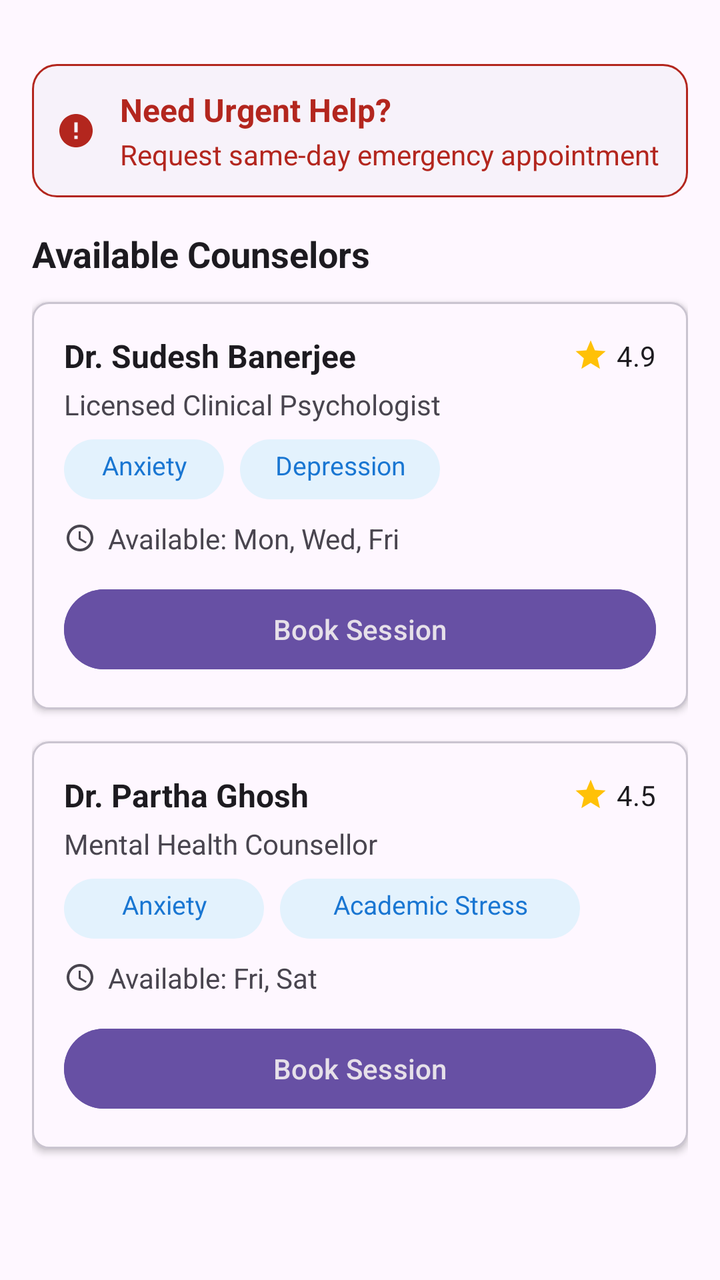
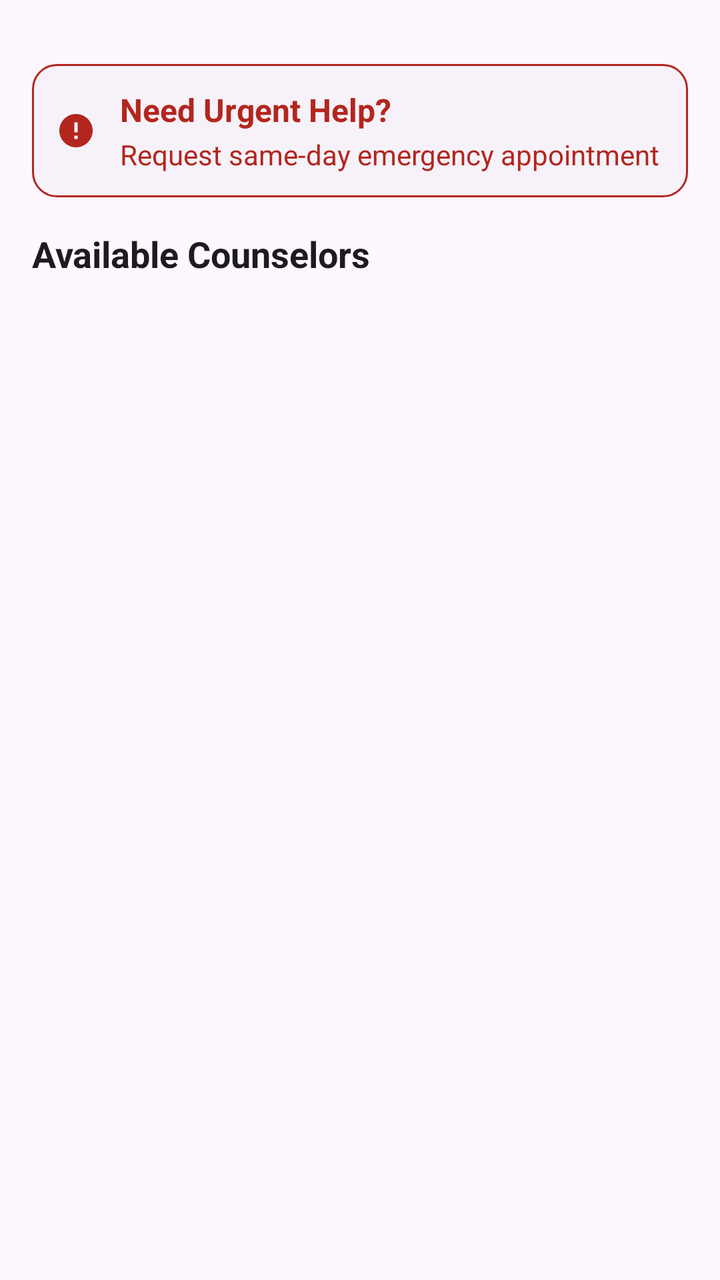

Compare the two renders of this Android layout. The source of the first and the diff that turns it into the second are given below.
<!-- AndroidManifest.xml: application theme Theme.ThodaSukoon -->
<!-- res/layout/fragment_book_session.xml -->
<?xml version="1.0" encoding="utf-8"?>
<ScrollView xmlns:android="http://schemas.android.com/apk/res/android"
    xmlns:app="http://schemas.android.com/apk/res-auto"
    android:layout_width="match_parent"
    android:layout_height="match_parent"
    android:fillViewport="true"
    android:background="?android:attr/windowBackground">

    <LinearLayout
        android:layout_width="match_parent"
        android:layout_height="wrap_content"
        android:orientation="vertical"
        android:padding="16dp">

        
        <LinearLayout
            android:layout_width="match_parent"
            android:layout_height="wrap_content"
            android:orientation="horizontal"
            android:padding="12dp"
            android:background="@drawable/urgent_card_bg"
            android:gravity="center_vertical"
            android:layout_marginTop="16dp"
            android:layout_marginBottom="16dp">

            
            <ImageView
                android:layout_width="20dp"
                android:layout_height="20dp"
                android:src="@drawable/ic_alert"
                app:tint="?attr/colorError"
                android:layout_marginEnd="12dp" />

            
            <LinearLayout
                android:layout_width="wrap_content"
                android:layout_height="wrap_content"
                android:orientation="vertical">

                <TextView
                    android:layout_width="wrap_content"
                    android:layout_height="wrap_content"
                    android:text="Need Urgent Help?"
                    android:textStyle="bold"
                    android:textSize="16sp"
                    android:textColor="?attr/colorError" />

                <TextView
                    android:layout_width="wrap_content"
                    android:layout_height="wrap_content"
                    android:text="Request same-day emergency appointment"
                    android:textSize="14sp"
                    android:textColor="?attr/colorError"
                    android:layout_marginTop="2dp" />
            </LinearLayout>
        </LinearLayout>

        <TextView
            android:layout_width="wrap_content"
            android:layout_height="wrap_content"
            android:text="Available Counselors"
            android:textStyle="bold"
            android:textSize="18sp"
            android:textColor="?android:attr/textColorPrimary"
            android:layout_marginBottom="12dp" />

        
        <LinearLayout
            android:layout_width="match_parent"
            android:layout_height="wrap_content"
            android:orientation="vertical"
            android:background="@drawable/card_bg"
            android:padding="16dp"
            android:elevation="2dp">

            
            <LinearLayout
                android:layout_width="match_parent"
                android:layout_height="wrap_content"
                android:orientation="horizontal"
                android:gravity="center_vertical">

                <TextView
                    android:layout_width="0dp"
                    android:layout_height="wrap_content"
                    android:layout_weight="1"
                    android:text="Dr. Sudesh Banerjee"
                    android:textStyle="bold"
                    android:textSize="16sp"
                    android:textColor="?android:attr/textColorPrimary" />

                
                <LinearLayout
                    android:layout_width="wrap_content"
                    android:layout_height="wrap_content"
                    android:orientation="horizontal"
                    android:gravity="center_vertical">

                    <ImageView
                        android:layout_width="18dp"
                        android:layout_height="18dp"
                        android:src="@drawable/ic_star"
                        app:tint="#FFC107" />

                    <TextView
                        android:layout_width="wrap_content"
                        android:layout_height="wrap_content"
                        android:text="4.9"
                        android:textSize="14sp"
                        android:textColor="?android:attr/textColorPrimary"
                        android:layout_marginStart="4dp" />
                </LinearLayout>
            </LinearLayout>

            
            <TextView
                android:layout_width="wrap_content"
                android:layout_height="wrap_content"
                android:text="Licensed Clinical Psychologist"
                android:textSize="14sp"
                android:textColor="?android:attr/textColorSecondary"
                android:layout_marginTop="4dp" />

            
            <LinearLayout
                android:layout_width="match_parent"
                android:layout_height="wrap_content"
                android:orientation="horizontal"
                android:layout_marginTop="8dp">

                <TextView
                    style="@style/TagStyle"
                    android:text="Anxiety"
                    android:textAlignment="center"
                    android:layout_width="80dp"
                    android:layout_height="30dp" />

                <TextView
                    style="@style/TagStyle"
                    android:layout_marginStart="8dp"
                    android:text="Depression"
                    android:textAlignment="center"
                    android:layout_width="100dp"
                    android:layout_height="30dp" />
            </LinearLayout>

            
            <LinearLayout
                android:layout_width="wrap_content"
                android:layout_height="wrap_content"
                android:orientation="horizontal"
                android:layout_marginTop="10dp"
                android:gravity="center_vertical">

                <ImageView
                    android:layout_width="16dp"
                    android:layout_height="16dp"
                    android:src="@drawable/ic_clock"
                    app:tint="?android:attr/textColorSecondary" />

                <TextView
                    android:layout_width="wrap_content"
                    android:layout_height="wrap_content"
                    android:text="Available: Mon, Wed, Fri"
                    android:textSize="14sp"
                    android:textColor="?android:attr/textColorSecondary"
                    android:layout_marginStart="6dp" />
            </LinearLayout>

            
            <Button
                android:layout_width="match_parent"
                android:layout_height="wrap_content"
                android:text="Book Session"
                android:backgroundTint="?attr/colorPrimary"
                android:textColor="?android:attr/textColorPrimaryInverse"
                android:layout_marginTop="12dp"
                android:padding="10dp"
                android:fontFamily="sans-serif-medium" />
        </LinearLayout>

        
        <LinearLayout
            android:layout_width="match_parent"
            android:layout_height="wrap_content"
            android:orientation="vertical"
            android:background="@drawable/card_bg"
            android:padding="16dp"
            android:elevation="2dp"
            android:layout_marginTop="16dp">

            <LinearLayout
                android:layout_width="match_parent"
                android:layout_height="wrap_content"
                android:orientation="horizontal"
                android:gravity="center_vertical">

                <TextView
                    android:layout_width="0dp"
                    android:layout_height="wrap_content"
                    android:layout_weight="1"
                    android:text="Dr. Partha Ghosh"
                    android:textStyle="bold"
                    android:textSize="16sp"
                    android:textColor="?android:attr/textColorPrimary" />

                <LinearLayout
                    android:layout_width="wrap_content"
                    android:layout_height="wrap_content"
                    android:orientation="horizontal"
                    android:gravity="center_vertical">

                    <ImageView
                        android:layout_width="18dp"
                        android:layout_height="18dp"
                        android:src="@drawable/ic_star"
                        app:tint="#FFC107" />

                    <TextView
                        android:layout_width="wrap_content"
                        android:layout_height="wrap_content"
                        android:text="4.5"
                        android:textSize="14sp"
                        android:textColor="?android:attr/textColorPrimary"
                        android:layout_marginStart="4dp" />
                </LinearLayout>
            </LinearLayout>

            <TextView
                android:layout_width="wrap_content"
                android:layout_height="wrap_content"
                android:text="Mental Health Counsellor"
                android:textSize="14sp"
                android:textColor="?android:attr/textColorSecondary"
                android:layout_marginTop="4dp" />

            <LinearLayout
                android:layout_width="match_parent"
                android:layout_height="wrap_content"
                android:orientation="horizontal"
                android:layout_marginTop="8dp">

                <TextView
                    style="@style/TagStyle"
                    android:text="Anxiety"
                    android:textAlignment="center"
                    android:layout_width="100dp"
                    android:layout_height="30dp" />

                <TextView
                    style="@style/TagStyle"
                    android:layout_marginStart="8dp"
                    android:text="Academic Stress"
                    android:layout_width="150dp"
                    android:textAlignment="center"
                    android:layout_height="30dp" />
            </LinearLayout>

            <LinearLayout
                android:layout_width="wrap_content"
                android:layout_height="wrap_content"
                android:orientation="horizontal"
                android:layout_marginTop="10dp"
                android:gravity="center_vertical">

                <ImageView
                    android:layout_width="16dp"
                    android:layout_height="16dp"
                    android:src="@drawable/ic_clock"
                    app:tint="?android:attr/textColorSecondary" />

                <TextView
                    android:layout_width="wrap_content"
                    android:layout_height="wrap_content"
                    android:text="Available: Fri, Sat"
                    android:textSize="14sp"
                    android:textColor="?android:attr/textColorSecondary"
                    android:layout_marginStart="6dp" />
            </LinearLayout>

            <Button
                android:layout_width="match_parent"
                android:layout_height="wrap_content"
                android:text="Book Session"
                android:backgroundTint="?attr/colorPrimary"
                android:textColor="?android:attr/textColorPrimaryInverse"
                android:layout_marginTop="12dp"
                android:padding="10dp"
                android:fontFamily="sans-serif-medium" />
        </LinearLayout>

    </LinearLayout>

</ScrollView>
<!-- resources referenced by this layout -->
<resources>
  <!-- drawable card_bg (drawable) -->
  <shape xmlns:android="http://schemas.android.com/apk/res/android"
      android:shape="rectangle">
  
      
      <solid android:color="?attr/colorSurface" />
  
      
      <corners android:radius="8dp" />
  
      
      <stroke
          android:width="1dp"
          android:color="?attr/colorOutlineVariant" />
  </shape>
  <!-- drawable ic_alert (drawable) -->
  <vector xmlns:android="http://schemas.android.com/apk/res/android" android:height="24dp" android:tint="#000000" android:viewportHeight="24" android:viewportWidth="24" android:width="24dp">
        
      <path android:fillColor="@android:color/white" android:pathData="M12,2C6.48,2 2,6.48 2,12s4.48,10 10,10 10,-4.48 10,-10S17.52,2 12,2zM13,17h-2v-2h2v2zM13,13h-2L11,7h2v6z"/>
      
  </vector>
  <!-- drawable ic_clock (drawable) -->
  <vector xmlns:android="http://schemas.android.com/apk/res/android"
      android:width="24dp"
      android:height="24dp"
      android:viewportWidth="24"
      android:viewportHeight="24"
      android:tint="#666666"> 
  
      <path
          android:fillColor="@android:color/white"
          android:pathData="M12,2C6.48,2 2,6.48 2,12s4.48,10 10,10 10,-4.48 10,-10S17.52,2 12,2zM12,20c-4.41,0 -8,-3.59 -8,-8s3.59,-8 8,-8 8,3.59 8,8 -3.59,8 -8,8zM12.5,7H11v6l5.25,3.15 0.75,-1.23 -4.5,-2.67z"/>
  </vector>
  <!-- drawable ic_star (drawable) -->
  <vector xmlns:android="http://schemas.android.com/apk/res/android"
      android:width="24dp"
      android:height="24dp"
      android:viewportWidth="24"
      android:viewportHeight="24"
      android:tint="#FFC107"> 
  
      <path
          android:fillColor="@android:color/white"
          android:pathData="M12,17.27L18.18,21l-1.64,-7.03L22,9.24l-7.19,-0.61L12,2 9.19,8.63 2,9.24l5.46,4.73L5.82,21z"/>
  </vector>
  <!-- drawable urgent_card_bg (drawable) -->
  <shape xmlns:android="http://schemas.android.com/apk/res/android"
      android:shape="rectangle">
  
      
      <solid android:color="?attr/colorSurfaceContainerLow" />
  
      
      <corners android:radius="12dp" />
  
      
      <stroke
          android:width="1dp"
          android:color="?attr/colorError" />
  </shape>
  <style name="TagStyle">
          <item name="android:background">@drawable/tag_bg</item>
          <item name="android:paddingLeft">10dp</item>
          <item name="android:paddingRight">10dp</item>
          <item name="android:paddingTop">4dp</item>
          <item name="android:paddingBottom">4dp</item>
          <item name="android:textSize">13sp</item>
          <item name="android:textColor">#1976D2</item>
      </style>
  <style name="Theme.ThodaSukoon" parent="Base.Theme.ThodaSukoon" />
  <!-- drawable tag_bg (drawable) -->
  <shape xmlns:android="http://schemas.android.com/apk/res/android"
      android:shape="rectangle">
      <solid android:color="#E3F2FD"/> 
      <corners android:radius="16dp"/>
  </shape>
  <style name="Base.Theme.ThodaSukoon" parent="Theme.Material3.DayNight.NoActionBar">
          
          
      </style>
</resources>

<!-- the commit's change to res/layout/fragment_book_session.xml (unified diff, before → after) -->
@@ -65,229 +65,13 @@
             android:layout_marginBottom="12dp" />
 
         
-        <LinearLayout
+        <androidx.recyclerview.widget.RecyclerView
             android:layout_width="match_parent"
-            android:layout_height="wrap_content"
-            android:orientation="vertical"
-            android:background="@drawable/card_bg"
-            android:padding="16dp"
-            android:elevation="2dp">
+            android:layout_height="match_parent"
+            android:id="@+id/doctorlist"
+            android:paddingBottom="8dp">
 
-            
-            <LinearLayout
-                android:layout_width="match_parent"
-                android:layout_height="wrap_content"
-                android:orientation="horizontal"
-                android:gravity="center_vertical">
-
-                <TextView
-                    android:layout_width="0dp"
-                    android:layout_height="wrap_content"
-                    android:layout_weight="1"
-                    android:text="Dr. Sudesh Banerjee"
-                    android:textStyle="bold"
-                    android:textSize="16sp"
-                    android:textColor="?android:attr/textColorPrimary" />
-
-                
-                <LinearLayout
-                    android:layout_width="wrap_content"
-                    android:layout_height="wrap_content"
-                    android:orientation="horizontal"
-                    android:gravity="center_vertical">
-
-                    <ImageView
-                        android:layout_width="18dp"
-                        android:layout_height="18dp"
-                        android:src="@drawable/ic_star"
-                        app:tint="#FFC107" />
-
-                    <TextView
-                        android:layout_width="wrap_content"
-                        android:layout_height="wrap_content"
-                        android:text="4.9"
-                        android:textSize="14sp"
-                        android:textColor="?android:attr/textColorPrimary"
-                        android:layout_marginStart="4dp" />
-                </LinearLayout>
-            </LinearLayout>
-
-            
-            <TextView
-                android:layout_width="wrap_content"
-                android:layout_height="wrap_content"
-                android:text="Licensed Clinical Psychologist"
-                android:textSize="14sp"
-                android:textColor="?android:attr/textColorSecondary"
-                android:layout_marginTop="4dp" />
-
-            
-            <LinearLayout
-                android:layout_width="match_parent"
-                android:layout_height="wrap_content"
-                android:orientation="horizontal"
-                android:layout_marginTop="8dp">
-
-                <TextView
-                    style="@style/TagStyle"
-                    android:text="Anxiety"
-                    android:textAlignment="center"
-                    android:layout_width="80dp"
-                    android:layout_height="30dp" />
-
-                <TextView
-                    style="@style/TagStyle"
-                    android:layout_marginStart="8dp"
-                    android:text="Depression"
-                    android:textAlignment="center"
-                    android:layout_width="100dp"
-                    android:layout_height="30dp" />
-            </LinearLayout>
-
-            
-            <LinearLayout
-                android:layout_width="wrap_content"
-                android:layout_height="wrap_content"
-                android:orientation="horizontal"
-                android:layout_marginTop="10dp"
-                android:gravity="center_vertical">
-
-                <ImageView
-                    android:layout_width="16dp"
-                    android:layout_height="16dp"
-                    android:src="@drawable/ic_clock"
-                    app:tint="?android:attr/textColorSecondary" />
-
-                <TextView
-                    android:layout_width="wrap_content"
-                    android:layout_height="wrap_content"
-                    android:text="Available: Mon, Wed, Fri"
-                    android:textSize="14sp"
-                    android:textColor="?android:attr/textColorSecondary"
-                    android:layout_marginStart="6dp" />
-            </LinearLayout>
-
-            
-            <Button
-                android:layout_width="match_parent"
-                android:layout_height="wrap_content"
-                android:text="Book Session"
-                android:backgroundTint="?attr/colorPrimary"
-                android:textColor="?android:attr/textColorPrimaryInverse"
-                android:layout_marginTop="12dp"
-                android:padding="10dp"
-                android:fontFamily="sans-serif-medium" />
-        </LinearLayout>
-
-        
-        <LinearLayout
-            android:layout_width="match_parent"
-            android:layout_height="wrap_content"
-            android:orientation="vertical"
-            android:background="@drawable/card_bg"
-            android:padding="16dp"
-            android:elevation="2dp"
-            android:layout_marginTop="16dp">
-
-            <LinearLayout
-                android:layout_width="match_parent"
-                android:layout_height="wrap_content"
-                android:orientation="horizontal"
-                android:gravity="center_vertical">
-
-                <TextView
-                    android:layout_width="0dp"
-                    android:layout_height="wrap_content"
-                    android:layout_weight="1"
-                    android:text="Dr. Partha Ghosh"
-                    android:textStyle="bold"
-                    android:textSize="16sp"
-                    android:textColor="?android:attr/textColorPrimary" />
-
-                <LinearLayout
-                    android:layout_width="wrap_content"
-                    android:layout_height="wrap_content"
-                    android:orientation="horizontal"
-                    android:gravity="center_vertical">
-
-                    <ImageView
-                        android:layout_width="18dp"
-                        android:layout_height="18dp"
-                        android:src="@drawable/ic_star"
-                        app:tint="#FFC107" />
-
-                    <TextView
-                        android:layout_width="wrap_content"
-                        android:layout_height="wrap_content"
-                        android:text="4.5"
-                        android:textSize="14sp"
-                        android:textColor="?android:attr/textColorPrimary"
-                        android:layout_marginStart="4dp" />
-                </LinearLayout>
-            </LinearLayout>
-
-            <TextView
-                android:layout_width="wrap_content"
-                android:layout_height="wrap_content"
-                android:text="Mental Health Counsellor"
-                android:textSize="14sp"
-                android:textColor="?android:attr/textColorSecondary"
-                android:layout_marginTop="4dp" />
-
-            <LinearLayout
-                android:layout_width="match_parent"
-                android:layout_height="wrap_content"
-                android:orientation="horizontal"
-                android:layout_marginTop="8dp">
-
-                <TextView
-                    style="@style/TagStyle"
-                    android:text="Anxiety"
-                    android:textAlignment="center"
-                    android:layout_width="100dp"
-                    android:layout_height="30dp" />
-
-                <TextView
-                    style="@style/TagStyle"
-                    android:layout_marginStart="8dp"
-                    android:text="Academic Stress"
-                    android:layout_width="150dp"
-                    android:textAlignment="center"
-                    android:layout_height="30dp" />
-            </LinearLayout>
-
-            <LinearLayout
-                android:layout_width="wrap_content"
-                android:layout_height="wrap_content"
-                android:orientation="horizontal"
-                android:layout_marginTop="10dp"
-                android:gravity="center_vertical">
-
-                <ImageView
-                    android:layout_width="16dp"
-                    android:layout_height="16dp"
-                    android:src="@drawable/ic_clock"
-                    app:tint="?android:attr/textColorSecondary" />
-
-                <TextView
-                    android:layout_width="wrap_content"
-                    android:layout_height="wrap_content"
-                    android:text="Available: Fri, Sat"
-                    android:textSize="14sp"
-                    android:textColor="?android:attr/textColorSecondary"
-                    android:layout_marginStart="6dp" />
-            </LinearLayout>
-
-            <Button
-                android:layout_width="match_parent"
-                android:layout_height="wrap_content"
-                android:text="Book Session"
-                android:backgroundTint="?attr/colorPrimary"
-                android:textColor="?android:attr/textColorPrimaryInverse"
-                android:layout_marginTop="12dp"
-                android:padding="10dp"
-                android:fontFamily="sans-serif-medium" />
-        </LinearLayout>
+        </androidx.recyclerview.widget.RecyclerView>
 
     </LinearLayout>
 
<!-- resource entries referenced after the edit -->
@@ -1,49 +1,10 @@
 <!-- resources referenced by this layout -->
 <resources>
-  <!-- drawable card_bg (drawable) -->
-  <shape xmlns:android="http://schemas.android.com/apk/res/android"
-      android:shape="rectangle">
-  
-      
-      <solid android:color="?attr/colorSurface" />
-  
-      
-      <corners android:radius="8dp" />
-  
-      
-      <stroke
-          android:width="1dp"
-          android:color="?attr/colorOutlineVariant" />
-  </shape>
   <!-- drawable ic_alert (drawable) -->
   <vector xmlns:android="http://schemas.android.com/apk/res/android" android:height="24dp" android:tint="#000000" android:viewportHeight="24" android:viewportWidth="24" android:width="24dp">
         
       <path android:fillColor="@android:color/white" android:pathData="M12,2C6.48,2 2,6.48 2,12s4.48,10 10,10 10,-4.48 10,-10S17.52,2 12,2zM13,17h-2v-2h2v2zM13,13h-2L11,7h2v6z"/>
       
-  </vector>
-  <!-- drawable ic_clock (drawable) -->
-  <vector xmlns:android="http://schemas.android.com/apk/res/android"
-      android:width="24dp"
-      android:height="24dp"
-      android:viewportWidth="24"
-      android:viewportHeight="24"
-      android:tint="#666666"> 
-  
-      <path
-          android:fillColor="@android:color/white"
-          android:pathData="M12,2C6.48,2 2,6.48 2,12s4.48,10 10,10 10,-4.48 10,-10S17.52,2 12,2zM12,20c-4.41,0 -8,-3.59 -8,-8s3.59,-8 8,-8 8,3.59 8,8 -3.59,8 -8,8zM12.5,7H11v6l5.25,3.15 0.75,-1.23 -4.5,-2.67z"/>
-  </vector>
-  <!-- drawable ic_star (drawable) -->
-  <vector xmlns:android="http://schemas.android.com/apk/res/android"
-      android:width="24dp"
-      android:height="24dp"
-      android:viewportWidth="24"
-      android:viewportHeight="24"
-      android:tint="#FFC107"> 
-  
-      <path
-          android:fillColor="@android:color/white"
-          android:pathData="M12,17.27L18.18,21l-1.64,-7.03L22,9.24l-7.19,-0.61L12,2 9.19,8.63 2,9.24l5.46,4.73L5.82,21z"/>
   </vector>
   <!-- drawable urgent_card_bg (drawable) -->
   <shape xmlns:android="http://schemas.android.com/apk/res/android"
@@ -60,22 +21,7 @@
           android:width="1dp"
           android:color="?attr/colorError" />
   </shape>
-  <style name="TagStyle">
-          <item name="android:background">@drawable/tag_bg</item>
-          <item name="android:paddingLeft">10dp</item>
-          <item name="android:paddingRight">10dp</item>
-          <item name="android:paddingTop">4dp</item>
-          <item name="android:paddingBottom">4dp</item>
-          <item name="android:textSize">13sp</item>
-          <item name="android:textColor">#1976D2</item>
-      </style>
   <style name="Theme.ThodaSukoon" parent="Base.Theme.ThodaSukoon" />
-  <!-- drawable tag_bg (drawable) -->
-  <shape xmlns:android="http://schemas.android.com/apk/res/android"
-      android:shape="rectangle">
-      <solid android:color="#E3F2FD"/> 
-      <corners android:radius="16dp"/>
-  </shape>
   <style name="Base.Theme.ThodaSukoon" parent="Theme.Material3.DayNight.NoActionBar">
           
           
